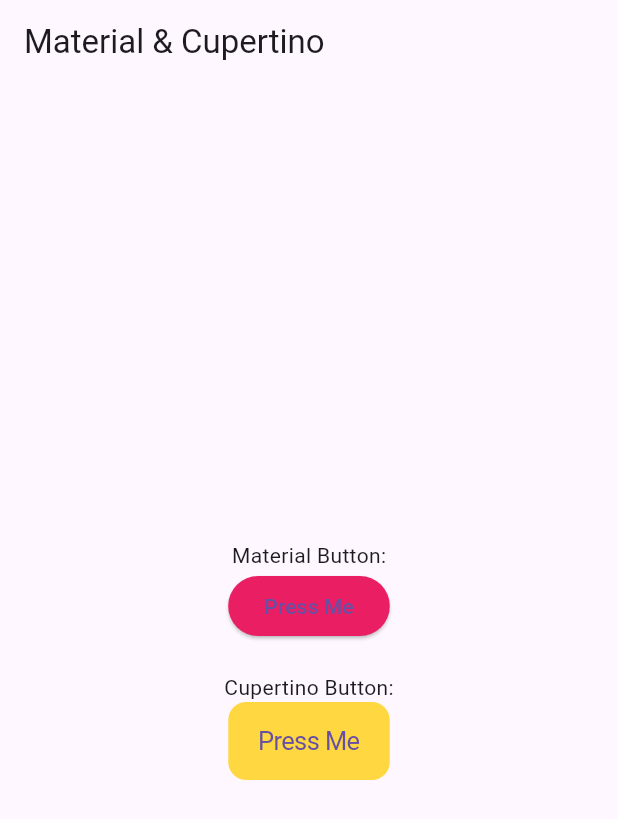
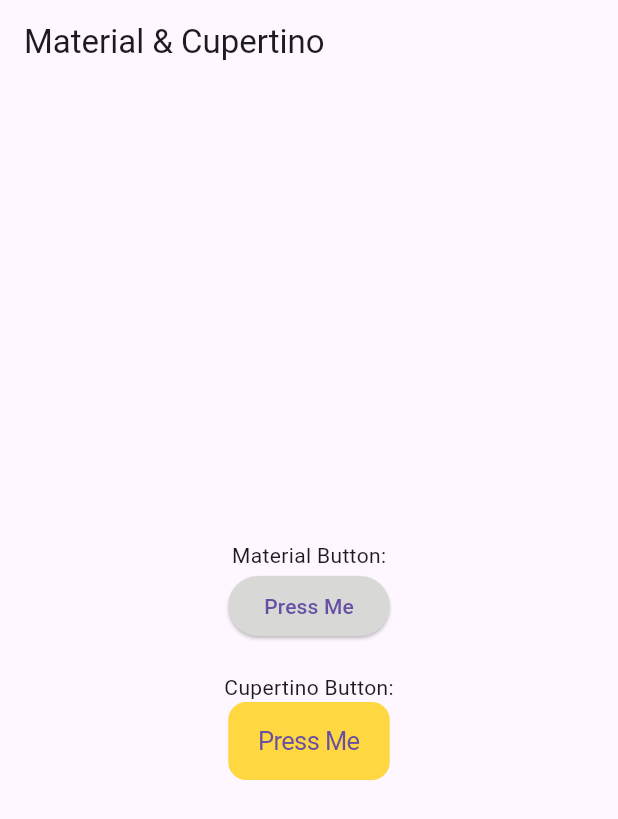
Before and after one commit to krishansharma11/40DaysOfFlutter, a Flutter app: the screen it shows after launch, on a phone screen of 412 x 824 dp. Shown: the top 819 px of the screen. Run offline on Flutter 3.47's test engine with Material 3 defaults, Android fonts, the phone set to English and light mode, and no system bars.

Commit message:
change color

```diff
--- a/lib/main.dart
+++ b/lib/main.dart
@@ -33,8 +33,8 @@ class MyHomePage extends StatelessWidget {
                     _showAlertDialog(context);
                   },
                   child: Text('Press Me'),
-                  style:
-                      ElevatedButton.styleFrom(backgroundColor: Colors.pink)),
+                  style: ElevatedButton.styleFrom(
+                      backgroundColor: Color.fromARGB(255, 216, 216, 215))),
               SizedBox(height: 20),
               Text('Cupertino Button:'),
               CupertinoButton(
```
